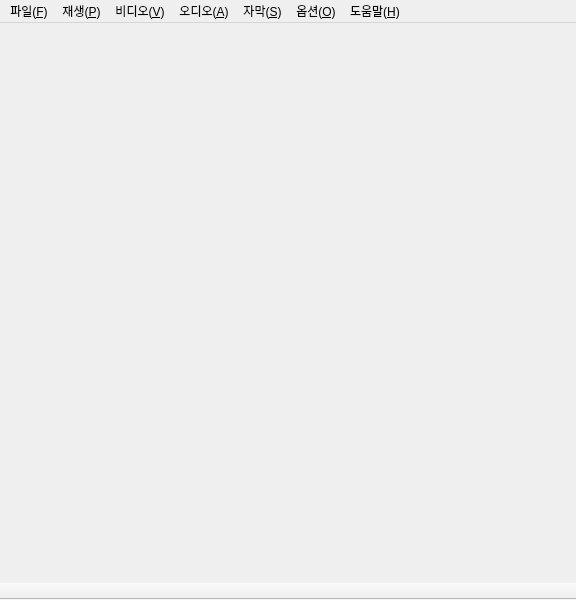
Qt form cmplayer/cmplayer/mainwindow.ui (bylee20/cmplayer-kldp.net) before a commit.
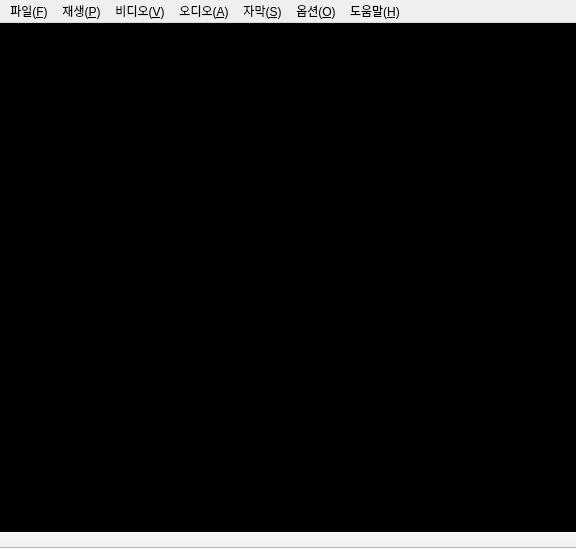
The same form after that commit. Icons and pictures are not drawn.

```diff
--- a/cmplayer/cmplayer/mainwindow.ui
+++ b/cmplayer/cmplayer/mainwindow.ui
@@ -9,21 +9,133 @@
     <x>0</x>
     <y>0</y>
     <width>576</width>
-    <height>600</height>
+    <height>549</height>
    </rect>
   </property>
   <property name="windowTitle" >
    <string>MainWindow</string>
   </property>
-  <widget class="QWidget" name="centralwidget" >
-   <property name="geometry" >
-    <rect>
-     <x>0</x>
-     <y>25</y>
-     <width>576</width>
-     <height>563</height>
-    </rect>
-   </property>
+  <widget class="QWidget" name="widget" >
+   <layout class="QVBoxLayout" name="verticalLayout_2" >
+    <property name="spacing" >
+     <number>0</number>
+    </property>
+    <property name="margin" >
+     <number>0</number>
+    </property>
+    <item>
+     <widget class="QStackedWidget" name="center" >
+      <property name="palette" >
+       <palette>
+        <active>
+         <colorrole role="Button" >
+          <brush brushstyle="SolidPattern" >
+           <color alpha="255" >
+            <red>0</red>
+            <green>0</green>
+            <blue>0</blue>
+           </color>
+          </brush>
+         </colorrole>
+         <colorrole role="Base" >
+          <brush brushstyle="SolidPattern" >
+           <color alpha="255" >
+            <red>255</red>
+            <green>255</green>
+            <blue>255</blue>
+           </color>
+          </brush>
+         </colorrole>
+         <colorrole role="Window" >
+          <brush brushstyle="SolidPattern" >
+           <color alpha="255" >
+            <red>0</red>
+            <green>0</green>
+            <blue>0</blue>
+           </color>
+          </brush>
+         </colorrole>
+        </active>
+        <inactive>
+         <colorrole role="Button" >
+          <brush brushstyle="SolidPattern" >
+           <color alpha="255" >
+            <red>0</red>
+            <green>0</green>
+            <blue>0</blue>
+           </color>
+          </brush>
+         </colorrole>
+         <colorrole role="Base" >
+          <brush brushstyle="SolidPattern" >
+           <color alpha="255" >
+            <red>255</red>
+            <green>255</green>
+            <blue>255</blue>
+           </color>
+          </brush>
+         </colorrole>
+         <colorrole role="Window" >
+          <brush brushstyle="SolidPattern" >
+           <color alpha="255" >
+            <red>0</red>
+            <green>0</green>
+            <blue>0</blue>
+           </color>
+          </brush>
+         </colorrole>
+        </inactive>
+        <disabled>
+         <colorrole role="Button" >
+          <brush brushstyle="SolidPattern" >
+           <color alpha="255" >
+            <red>0</red>
+            <green>0</green>
+            <blue>0</blue>
+           </color>
+          </brush>
+         </colorrole>
+         <colorrole role="Base" >
+          <brush brushstyle="SolidPattern" >
+           <color alpha="255" >
+            <red>0</red>
+            <green>0</green>
+            <blue>0</blue>
+           </color>
+          </brush>
+         </colorrole>
+         <colorrole role="Window" >
+          <brush brushstyle="SolidPattern" >
+           <color alpha="255" >
+            <red>0</red>
+            <green>0</green>
+            <blue>0</blue>
+           </color>
+          </brush>
+         </colorrole>
+        </disabled>
+       </palette>
+      </property>
+      <property name="mouseTracking" >
+       <bool>true</bool>
+      </property>
+      <property name="contextMenuPolicy" >
+       <enum>Qt::CustomContextMenu</enum>
+      </property>
+      <property name="autoFillBackground" >
+       <bool>true</bool>
+      </property>
+      <widget class="QWidget" name="dummy" >
+       <property name="mouseTracking" >
+        <bool>true</bool>
+       </property>
+       <property name="contextMenuPolicy" >
+        <enum>Qt::CustomContextMenu</enum>
+       </property>
+      </widget>
+     </widget>
+    </item>
+   </layout>
   </widget>
   <widget class="QMenuBar" name="menubar" >
    <property name="geometry" >
@@ -273,14 +385,6 @@
    <addaction name="help_menu" />
   </widget>
   <widget class="QToolBar" name="play_bar" >
-   <property name="geometry" >
-    <rect>
-     <x>0</x>
-     <y>588</y>
-     <width>576</width>
-     <height>12</height>
-    </rect>
-   </property>
    <property name="windowTitle" >
     <string>재생 도구막대</string>
    </property>
```
Left out of the diff: 4 changed lines with no effect on the pictures.
